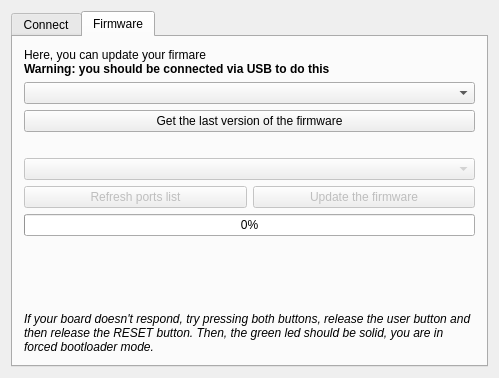
Qt form MainWindow.ui (Rhoban/MetabotManager) before a commit.
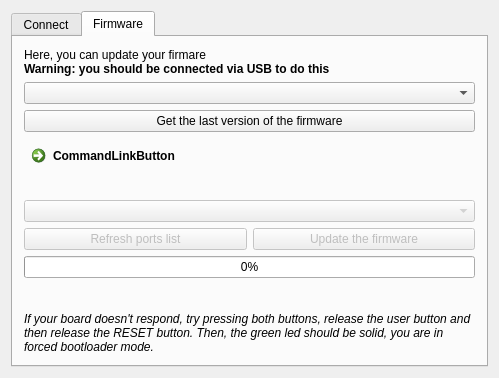
The same form after that commit. The open tabs and pages were chosen to show the change. Icons and pictures are not drawn.

```diff
--- a/MainWindow.ui
+++ b/MainWindow.ui
@@ -197,6 +197,13 @@
           </property>
          </widget>
         </item>
+        <item>
+         <widget class="QCommandLinkButton" name="commandLinkButton">
+          <property name="text">
+           <string>CommandLinkButton</string>
+          </property>
+         </widget>
+        </item>
         <item>
          <widget class="QLabel" name="version">
           <property name="text">
```
Left out of the diff: 2 changed lines with no effect on the pictures.
